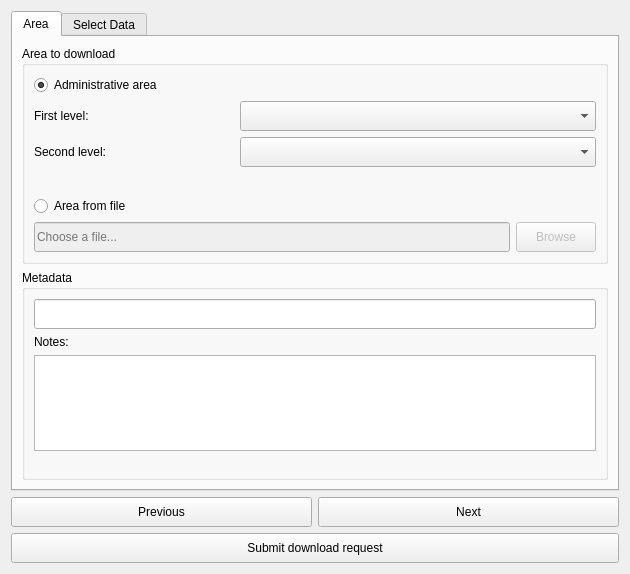
Before: the Qt Designer form LDMP/gui/DlgDownload.ui in ConservationInternational/trends.earth, drawn with Qt 5.
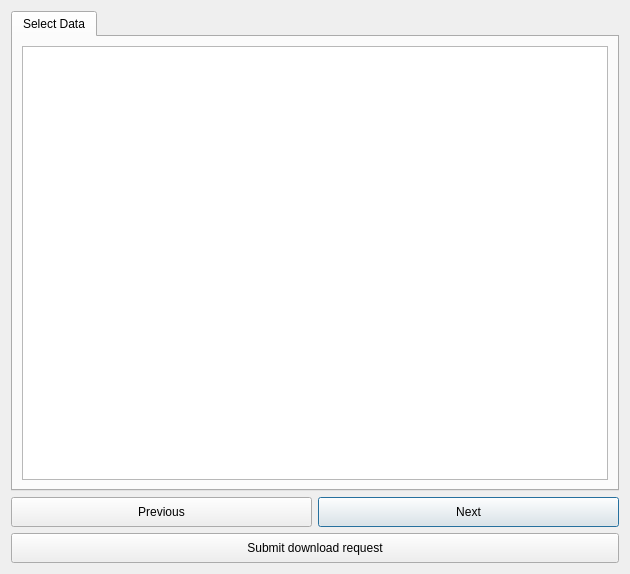
After: the same form once the commit is applied.

```diff
--- a/LDMP/gui/DlgDownload.ui
+++ b/LDMP/gui/DlgDownload.ui
@@ -37,260 +37,6 @@
      <property name="currentIndex">
       <number>0</number>
      </property>
-     <widget class="QWidget" name="AreaTab">
-      <attribute name="title">
-       <string>Area</string>
-      </attribute>
-      <layout class="QVBoxLayout" name="verticalLayout_4">
-       <item>
-        <widget class="QGroupBox" name="groupBox_7">
-         <property name="title">
-          <string>Area to download</string>
-         </property>
-         <layout class="QGridLayout" name="gridLayout_2">
-          <item row="2" column="0">
-           <widget class="QLabel" name="label_4">
-            <property name="sizePolicy">
-             <sizepolicy hsizetype="Minimum" vsizetype="Preferred">
-              <horstretch>0</horstretch>
-              <verstretch>0</verstretch>
-             </sizepolicy>
-            </property>
-            <property name="minimumSize">
-             <size>
-              <width>200</width>
-              <height>0</height>
-             </size>
-            </property>
-            <property name="maximumSize">
-             <size>
-              <width>110</width>
-              <height>16777215</height>
-             </size>
-            </property>
-            <property name="font">
-             <font>
-              <weight>50</weight>
-              <bold>false</bold>
-             </font>
-            </property>
-            <property name="text">
-             <string>Second level:</string>
-            </property>
-           </widget>
-          </item>
-          <item row="1" column="0">
-           <widget class="QLabel" name="label_3">
-            <property name="sizePolicy">
-             <sizepolicy hsizetype="Minimum" vsizetype="Preferred">
-              <horstretch>0</horstretch>
-              <verstretch>0</verstretch>
-             </sizepolicy>
-            </property>
-            <property name="minimumSize">
-             <size>
-              <width>200</width>
-              <height>0</height>
-             </size>
-            </property>
-            <property name="maximumSize">
-             <size>
-              <width>110</width>
-              <height>16777215</height>
-             </size>
-            </property>
-            <property name="font">
-             <font>
-              <weight>50</weight>
-              <bold>false</bold>
-             </font>
-            </property>
-            <property name="text">
-             <string>First level:</string>
-            </property>
-           </widget>
-          </item>
-          <item row="3" column="0">
-           <spacer name="verticalSpacer">
-            <property name="orientation">
-             <enum>Qt::Vertical</enum>
-            </property>
-            <property name="sizeType">
-             <enum>QSizePolicy::Expanding</enum>
-            </property>
-            <property name="sizeHint" stdset="0">
-             <size>
-              <width>20</width>
-              <height>30</height>
-             </size>
-            </property>
-           </spacer>
-          </item>
-          <item row="5" column="2">
-           <widget class="QPushButton" name="area_fromfile_browse">
-            <property name="enabled">
-             <bool>false</bool>
-            </property>
-            <property name="minimumSize">
-             <size>
-              <width>0</width>
-              <height>30</height>
-             </size>
-            </property>
-            <property name="maximumSize">
-             <size>
-              <width>80</width>
-              <height>16777215</height>
-             </size>
-            </property>
-            <property name="text">
-             <string>Browse</string>
-            </property>
-           </widget>
-          </item>
-          <item row="2" column="1" colspan="2">
-           <widget class="QComboBox" name="area_admin_1">
-            <property name="sizePolicy">
-             <sizepolicy hsizetype="Expanding" vsizetype="Fixed">
-              <horstretch>0</horstretch>
-              <verstretch>0</verstretch>
-             </sizepolicy>
-            </property>
-            <property name="minimumSize">
-             <size>
-              <width>0</width>
-              <height>30</height>
-             </size>
-            </property>
-           </widget>
-          </item>
-          <item row="1" column="1" colspan="2">
-           <widget class="QComboBox" name="area_admin_0">
-            <property name="sizePolicy">
-             <sizepolicy hsizetype="Expanding" vsizetype="Fixed">
-              <horstretch>0</horstretch>
-              <verstretch>0</verstretch>
-             </sizepolicy>
-            </property>
-            <property name="minimumSize">
-             <size>
-              <width>0</width>
-              <height>30</height>
-             </size>
-            </property>
-           </widget>
-          </item>
-          <item row="5" column="0" colspan="2">
-           <widget class="QLineEdit" name="area_fromfile_file">
-            <property name="enabled">
-             <bool>false</bool>
-            </property>
-            <property name="minimumSize">
-             <size>
-              <width>120</width>
-              <height>30</height>
-             </size>
-            </property>
-            <property name="placeholderText">
-             <string>Choose a file...</string>
-            </property>
-           </widget>
-          </item>
-          <item row="4" column="0" colspan="3">
-           <widget class="QRadioButton" name="area_fromfile">
-            <property name="text">
-             <string>Area from file</string>
-            </property>
-           </widget>
-          </item>
-          <item row="0" column="0" colspan="3">
-           <widget class="QRadioButton" name="area_admin">
-            <property name="text">
-             <string>Administrative area</string>
-            </property>
-            <property name="checked">
-             <bool>true</bool>
-            </property>
-           </widget>
-          </item>
-         </layout>
-        </widget>
-       </item>
-       <item>
-        <widget class="QGroupBox" name="metadataGroupBox">
-         <property name="sizePolicy">
-          <sizepolicy hsizetype="Preferred" vsizetype="Expanding">
-           <horstretch>0</horstretch>
-           <verstretch>0</verstretch>
-          </sizepolicy>
-         </property>
-         <property name="title">
-          <string>Metadata</string>
-         </property>
-         <layout class="QVBoxLayout" name="verticalLayout_3">
-          <item>
-           <widget class="QLineEdit" name="task_name">
-            <property name="minimumSize">
-             <size>
-              <width>0</width>
-              <height>30</height>
-             </size>
-            </property>
-            <property name="maxLength">
-             <number>60</number>
-            </property>
-           </widget>
-          </item>
-          <item>
-           <widget class="QLabel" name="label_2">
-            <property name="text">
-             <string>Notes:</string>
-            </property>
-           </widget>
-          </item>
-          <item>
-           <widget class="QTextEdit" name="task_notes">
-            <property name="sizePolicy">
-             <sizepolicy hsizetype="Expanding" vsizetype="Expanding">
-              <horstretch>0</horstretch>
-              <verstretch>0</verstretch>
-             </sizepolicy>
-            </property>
-            <property name="minimumSize">
-             <size>
-              <width>0</width>
-              <height>0</height>
-             </size>
-            </property>
-            <property name="maximumSize">
-             <size>
-              <width>16777215</width>
-              <height>100</height>
-             </size>
-            </property>
-           </widget>
-          </item>
-          <item>
-           <spacer name="verticalSpacer_4">
-            <property name="orientation">
-             <enum>Qt::Vertical</enum>
-            </property>
-            <property name="sizeType">
-             <enum>QSizePolicy::Expanding</enum>
-            </property>
-            <property name="sizeHint" stdset="0">
-             <size>
-              <width>20</width>
-              <height>20</height>
-             </size>
-            </property>
-           </spacer>
-          </item>
-         </layout>
-        </widget>
-       </item>
-      </layout>
-     </widget>
      <widget class="QWidget" name="SelectData">
       <attribute name="title">
        <string>Select Data</string>
```
